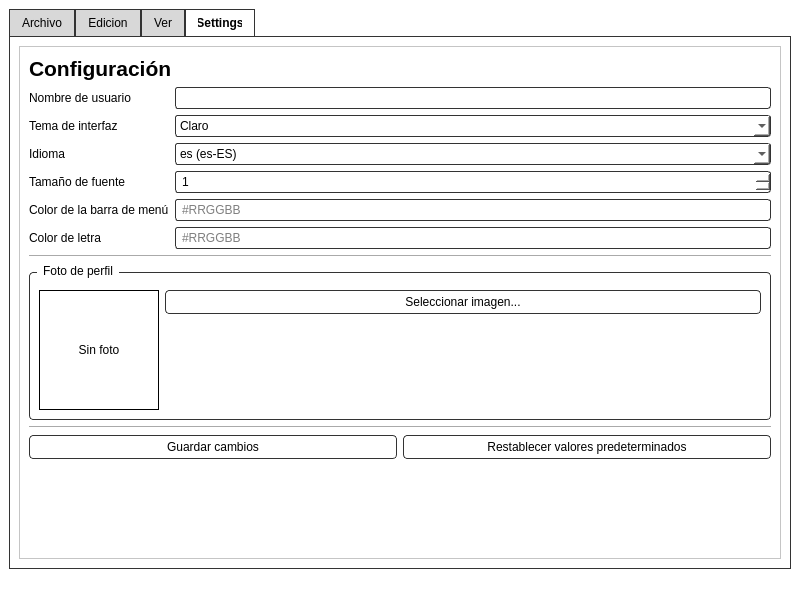
Qt form interfaz.ui (Pedro12007/Proyecto1-ManejoArchivos) before a commit.
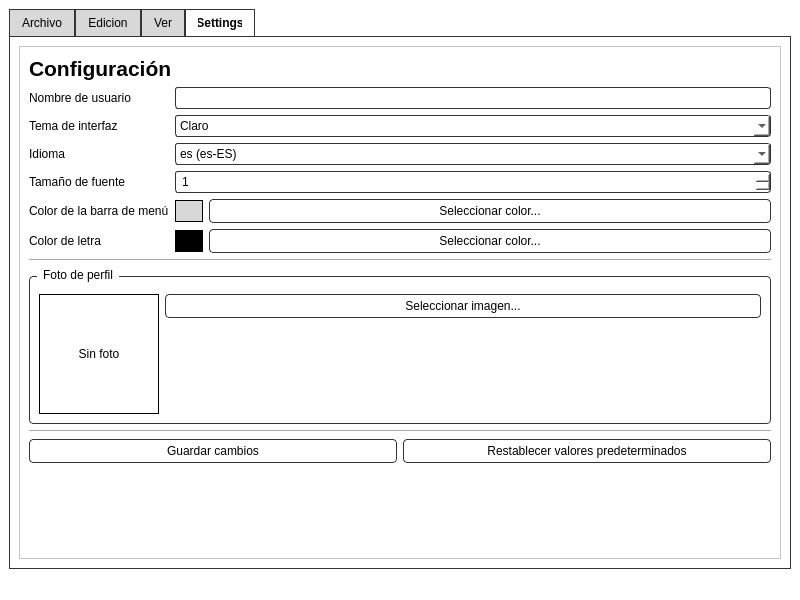
The same form after that commit. The open tabs and pages were chosen to show the change.

Commit message: seleccion de colores

Diff of the .ui file:
```diff
--- a/interfaz.ui
+++ b/interfaz.ui
@@ -386,11 +386,37 @@
                </widget>
               </item>
               <item row="4" column="1">
-               <widget class="QLineEdit" name="color_menu">
-                <property name="placeholderText">
-                 <string>#RRGGBB</string>
-                </property>
-               </widget>
+               <layout class="QHBoxLayout" name="horizontalLayout_colorMenu">
+                <item>
+                 <widget class="QFrame" name="color_menu_swatch">
+                  <property name="minimumSize">
+                   <size>
+                    <width>28</width>
+                    <height>22</height>
+                   </size>
+                  </property>
+                  <property name="maximumSize">
+                   <size>
+                    <width>28</width>
+                    <height>22</height>
+                   </size>
+                  </property>
+                  <property name="frameShape">
+                   <enum>QFrame::Box</enum>
+                  </property>
+                  <property name="styleSheet">
+                   <string notr="true">background-color: #d8d8d8;</string>
+                  </property>
+                 </widget>
+                </item>
+                <item>
+                 <widget class="QPushButton" name="pushButton_colorMenu">
+                  <property name="text">
+                   <string>Seleccionar color...</string>
+                  </property>
+                 </widget>
+                </item>
+               </layout>
               </item>
               <item row="5" column="0">
                <widget class="QLabel" name="label_colorLetra">
@@ -400,11 +426,37 @@
                </widget>
               </item>
               <item row="5" column="1">
-               <widget class="QLineEdit" name="color_letra">
-                <property name="placeholderText">
-                 <string>#RRGGBB</string>
-                </property>
-               </widget>
+               <layout class="QHBoxLayout" name="horizontalLayout_colorLetra">
+                <item>
+                 <widget class="QFrame" name="color_letra_swatch">
+                  <property name="minimumSize">
+                   <size>
+                    <width>28</width>
+                    <height>22</height>
+                   </size>
+                  </property>
+                  <property name="maximumSize">
+                   <size>
+                    <width>28</width>
+                    <height>22</height>
+                   </size>
+                  </property>
+                  <property name="frameShape">
+                   <enum>QFrame::Box</enum>
+                  </property>
+                  <property name="styleSheet">
+                   <string notr="true">background-color: #000000;</string>
+                  </property>
+                 </widget>
+                </item>
+                <item>
+                 <widget class="QPushButton" name="pushButton_colorLetra">
+                  <property name="text">
+                   <string>Seleccionar color...</string>
+                  </property>
+                 </widget>
+                </item>
+               </layout>
               </item>
              </layout>
             </item>
```
Left out of the diff: 2 changed lines with no effect on the pictures. The commit also changes 2 other files.
